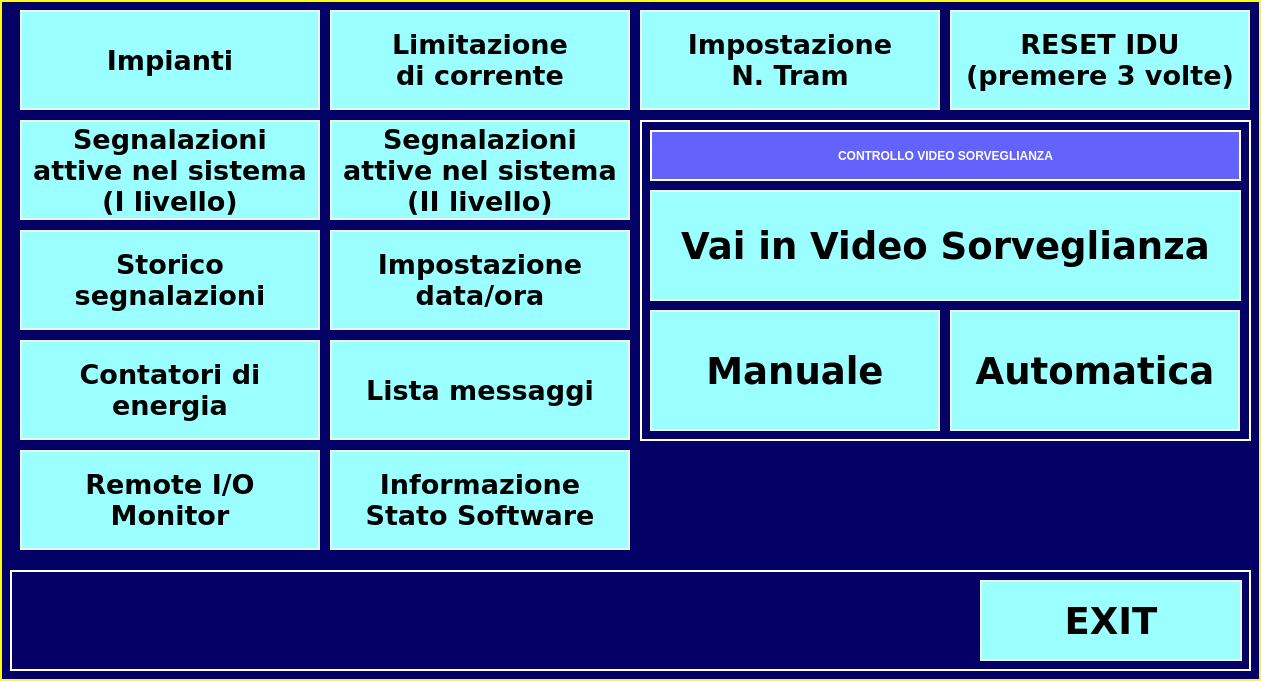
The window that impostazioni.ui (infermita/sampleatm) describes before a commit, drawn with Qt 5.
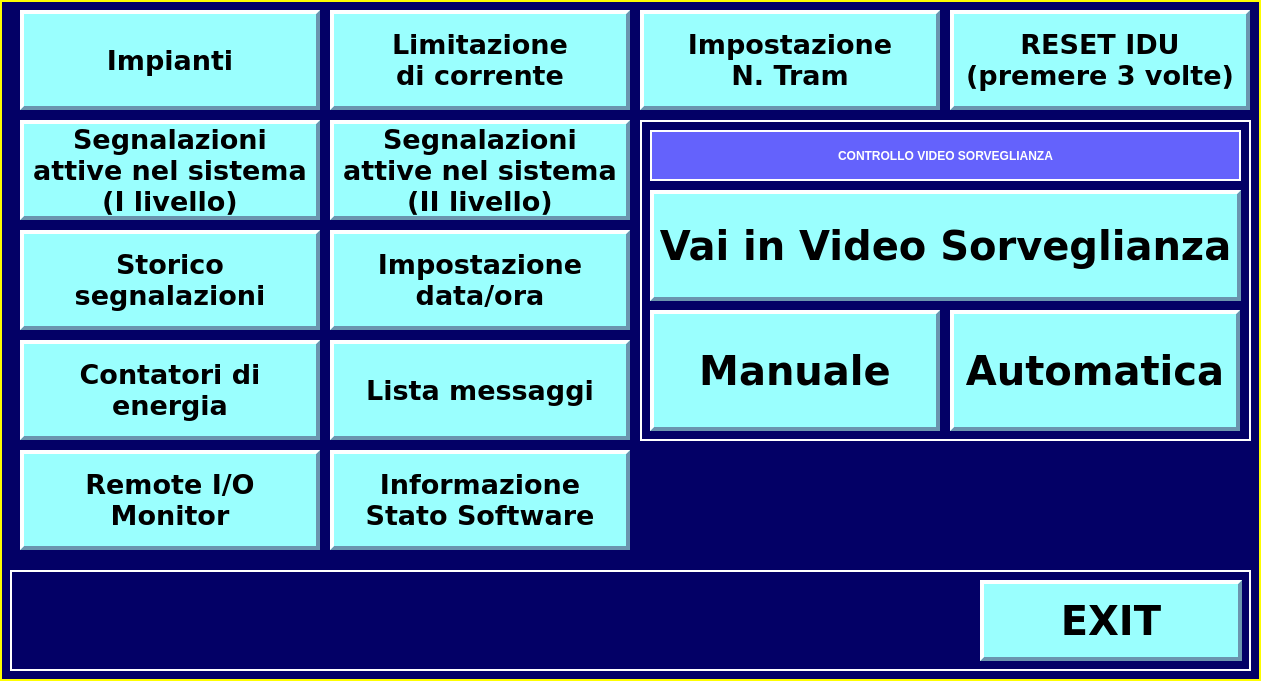
The same window after the commit.

Diff of the .ui file:
```diff
--- a/impostazioni.ui
+++ b/impostazioni.ui
@@ -17,7 +17,14 @@
    <string notr="true">QWidget { background-color : #030066; color : #fefe00;border:2px solid #39bcde }
 QWidget{ border:2px solid #fefe00 }
 QLabel { background-color : #6462fc; color : #FFFFFF;border:2px solid #FFFFFF;font: 20pt &quot;DejaVu Sans&quot;;font: bold; }
-QPushButton { background-color : #9afffe; color : #000000;border:2px solid #eaf5f2;font: 28pt &quot;DejaVu Sans&quot;;font: bold;  }
+QPushButton { background-color : #9afffe; color : #000000;border:4px solid #6b95ae;font: 30pt &quot;DejaVu Sans&quot;;font: bold;border-left-color:white;border-top-color:white  }
+QPushButton:pressed
+{
+  border:4px solid white;
+  border-left-color:#6b95ae;
+  border-top-color:#6b95ae;
+  background-color : #cccccc;
+}
 QFrame {border:2px solid #FFFFFF }</string>
   </property>
   <widget class="QFrame" name="frame_4">
@@ -50,7 +57,7 @@
     <property name="font">
      <font>
       <family>DejaVu Sans</family>
-      <pointsize>28</pointsize>
+      <pointsize>30</pointsize>
       <weight>75</weight>
       <italic>false</italic>
       <bold>true</bold>
@@ -609,7 +616,7 @@
     <property name="font">
      <font>
       <family>DejaVu Sans</family>
-      <pointsize>28</pointsize>
+      <pointsize>30</pointsize>
       <weight>75</weight>
       <italic>false</italic>
       <bold>true</bold>
@@ -634,7 +641,7 @@
     <property name="font">
      <font>
       <family>DejaVu Sans</family>
-      <pointsize>28</pointsize>
+      <pointsize>30</pointsize>
       <weight>75</weight>
       <italic>false</italic>
       <bold>true</bold>
@@ -659,7 +666,7 @@
     <property name="font">
      <font>
       <family>DejaVu Sans</family>
-      <pointsize>28</pointsize>
+      <pointsize>30</pointsize>
       <weight>75</weight>
       <italic>false</italic>
       <bold>true</bold>
```
